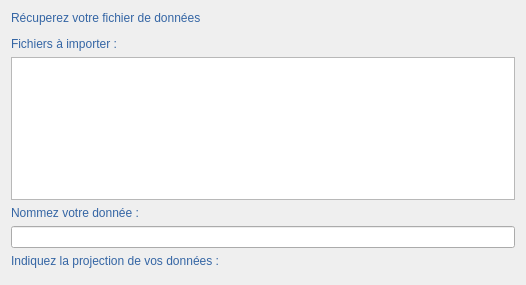
JulesGrillot/plugin-qgis-geoplateforme, file vectiler/gui/upload_creation/qwp_upload_edition.ui: the form before one commit.
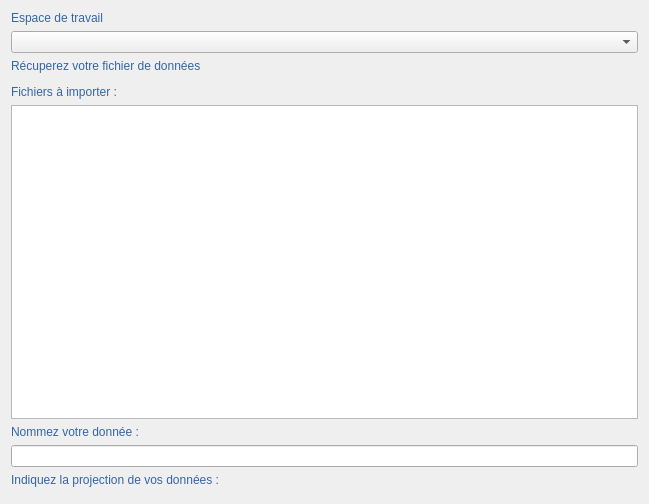
The form after the commit. Custom widgets are drawn as their Qt base class.

Commit message: Feature/review upload processing gui integration

What changed in the file:
```diff
--- a/vectiler/gui/upload_creation/qwp_upload_edition.ui
+++ b/vectiler/gui/upload_creation/qwp_upload_edition.ui
@@ -6,47 +6,35 @@
    <rect>
     <x>0</x>
     <y>0</y>
-    <width>526</width>
-    <height>285</height>
+    <width>649</width>
+    <height>504</height>
    </rect>
   </property>
   <property name="windowTitle">
    <string>WizardPage</string>
   </property>
   <layout class="QGridLayout" name="gridLayout">
-   <item row="1" column="0">
-    <widget class="QgsFileWidget" name="flw_files_put">
-     <property name="enabled">
-      <bool>true</bool>
-     </property>
-     <property name="inputMethodHints">
-      <set>Qt::ImhLatinOnly</set>
-     </property>
-    </widget>
-   </item>
-   <item row="7" column="0">
-    <widget class="QLabel" name="lne_projection">
-     <property name="styleSheet">
-      <string notr="true">font: 75 13pt &quot;Ubuntu Condensed&quot;;
-color: rgb(52, 101, 164);</string>
-     </property>
-     <property name="text">
-      <string>Indiquez la projection de vos données :</string>
-     </property>
-    </widget>
-   </item>
-   <item row="5" column="0">
-    <widget class="QLabel" name="lbl_data">
-     <property name="styleSheet">
-      <string notr="true">font: 75 13pt &quot;Ubuntu Condensed&quot;;
-color: rgb(52, 101, 164);</string>
-     </property>
-     <property name="text">
-      <string>Nommez votre donnée :  </string>
-     </property>
-    </widget>
-   </item>
    <item row="0" column="0">
+    <widget class="QLabel" name="lbl_datastore">
+     <property name="sizePolicy">
+      <sizepolicy hsizetype="Fixed" vsizetype="Preferred">
+       <horstretch>0</horstretch>
+       <verstretch>0</verstretch>
+      </sizepolicy>
+     </property>
+     <property name="styleSheet">
+      <string notr="true">font: 75 13pt &quot;Ubuntu Condensed&quot;;
+color: rgb(52, 101, 164);</string>
+     </property>
+     <property name="text">
+      <string>Espace de travail</string>
+     </property>
+    </widget>
+   </item>
+   <item row="1" column="0">
+    <widget class="DatastoreComboBox" name="cbx_datastore"/>
+   </item>
+   <item row="2" column="0">
     <widget class="QLabel" name="lbl_files_put">
      <property name="styleSheet">
       <string notr="true">font: 75 13pt &quot;Ubuntu Condensed&quot;;
@@ -58,6 +46,16 @@
     </widget>
    </item>
    <item row="3" column="0">
+    <widget class="QgsFileWidget" name="flw_files_put">
+     <property name="enabled">
+      <bool>true</bool>
+     </property>
+     <property name="inputMethodHints">
+      <set>Qt::ImhLatinOnly</set>
+     </property>
+    </widget>
+   </item>
+   <item row="4" column="0">
     <widget class="QLabel" name="lbl_files_summary">
      <property name="styleSheet">
       <string notr="true">font: 75 13pt &quot;Ubuntu Condensed&quot;;
@@ -68,7 +66,7 @@
      </property>
     </widget>
    </item>
-   <item row="4" column="0" colspan="2">
+   <item row="5" column="0">
     <widget class="QListWidget" name="lvw_import_data">
      <property name="enabled">
       <bool>true</bool>
@@ -96,7 +94,18 @@
      </property>
     </widget>
    </item>
-   <item row="6" column="0" colspan="2">
+   <item row="6" column="0">
+    <widget class="QLabel" name="lbl_data">
+     <property name="styleSheet">
+      <string notr="true">font: 75 13pt &quot;Ubuntu Condensed&quot;;
+color: rgb(52, 101, 164);</string>
+     </property>
+     <property name="text">
+      <string>Nommez votre donnée :  </string>
+     </property>
+    </widget>
+   </item>
+   <item row="7" column="0">
     <widget class="QLineEdit" name="lne_data">
      <property name="enabled">
       <bool>true</bool>
@@ -109,7 +118,18 @@
      </property>
     </widget>
    </item>
-   <item row="8" column="0" colspan="2">
+   <item row="8" column="0">
+    <widget class="QLabel" name="lne_projection">
+     <property name="styleSheet">
+      <string notr="true">font: 75 13pt &quot;Ubuntu Condensed&quot;;
+color: rgb(52, 101, 164);</string>
+     </property>
+     <property name="text">
+      <string>Indiquez la projection de vos données :</string>
+     </property>
+    </widget>
+   </item>
+   <item row="9" column="0">
     <widget class="QgsProjectionSelectionWidget" name="psw_projection"/>
    </item>
   </layout>
@@ -125,6 +145,11 @@
    <extends>QWidget</extends>
    <header>qgsprojectionselectionwidget.h</header>
   </customwidget>
+  <customwidget>
+   <class>DatastoreComboBox</class>
+   <extends>QComboBox</extends>
+   <header>vectiler.gui.cbx_datastore</header>
+  </customwidget>
  </customwidgets>
  <resources/>
  <connections/>
```
The commit also changes 5 other files.
